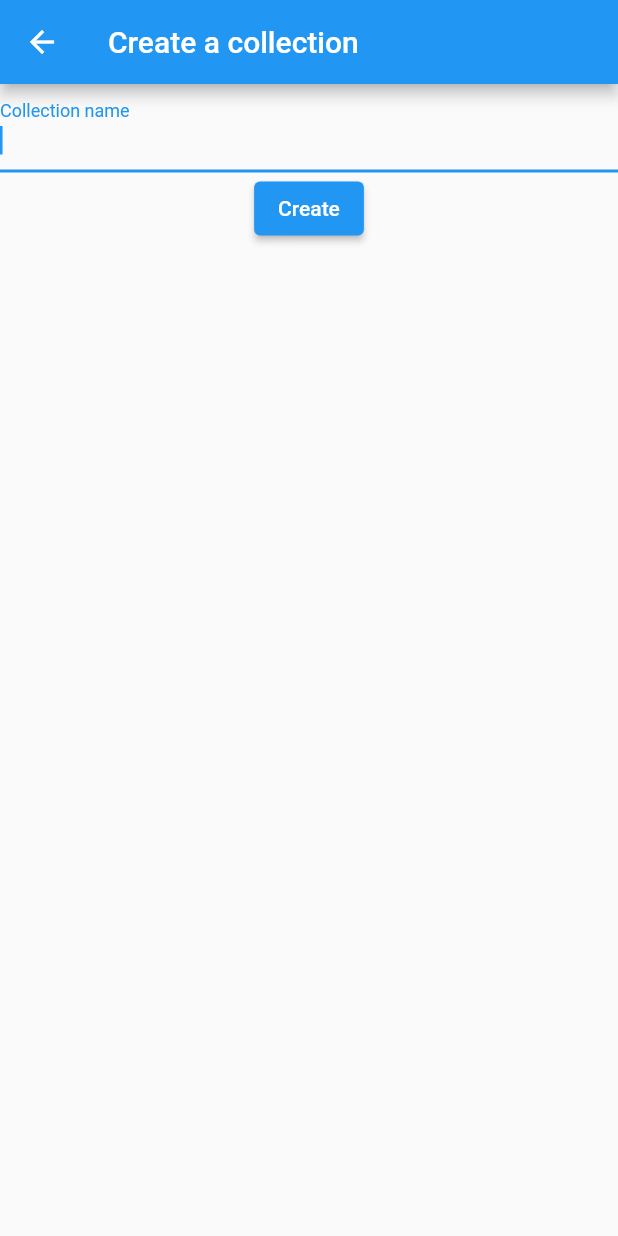
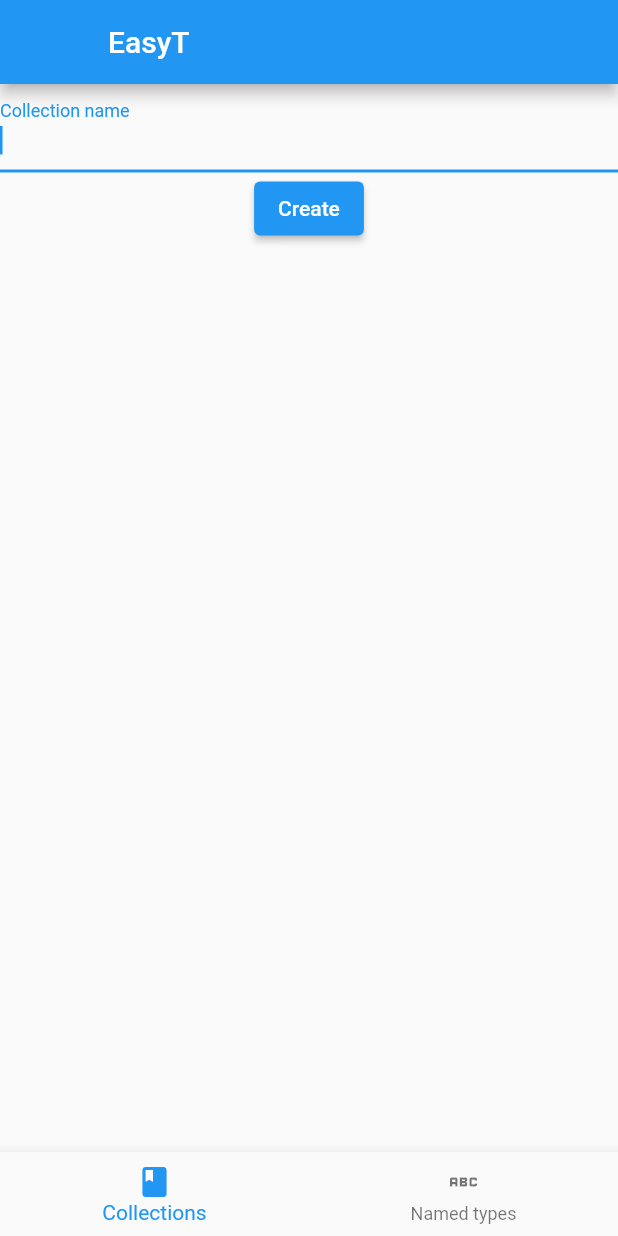
Before and after one commit to gregismotion/easyt-client-android, a Flutter app: the screen it shows after launch, after a tap on the "add" icon, on a phone screen of 412 x 824 dp. Run offline on Flutter 3.47's test engine with Material 2 defaults, Android fonts, the phone set to English and light mode, and no system bars; our stand-ins replace auto_route.

Commit message:
refactor: new nav system

```diff
--- a/lib/main.dart
+++ b/lib/main.dart
@@ -1,5 +1,4 @@
-import 'package:easyt/screens/collections_screen.dart';
-import 'package:easyt/screens/create_collection_screen.dart';
+import 'package:easyt/routes/router.gr.dart';
 import 'package:flutter/material.dart';
 import 'package:provider/provider.dart';
 
@@ -14,14 +13,13 @@ class App extends StatelessWidget {
 
   @override
   Widget build(BuildContext context) {
+    final _appRouter = AppRouter();
+
     return MultiProvider(
-      child: MaterialApp(
+      child: MaterialApp.router(
         title: "EasyT",
-        initialRoute: CollectionsScreen.route,
-        routes: {
-          CollectionsScreen.route: (context) => const CollectionsScreen(),
-          CreateCollectionScreen.route: (context) => const CreateCollectionScreen(),
-        },
+        routerDelegate: _appRouter.delegate(),
+        routeInformationParser: _appRouter.defaultRouteParser(),
       ),
       providers: [ChangeNotifierProvider.value(value: DataProvider())],
     );
--- a/lib/screens/collections_screen.dart
+++ b/lib/screens/collections_screen.dart
@@ -1,12 +1,13 @@
+import 'package:auto_route/annotations.dart';
+import 'package:auto_route/auto_route.dart';
 import 'package:easyt/data/data.dart';
 import 'package:easyt/data/provider.dart';
-import 'package:easyt/screens/create_collection_screen.dart';
+import 'package:easyt/routes/router.gr.dart';
 import 'package:flutter/material.dart';
 import 'package:provider/provider.dart';
 
 class CollectionsScreen extends StatefulWidget {
   const CollectionsScreen({Key? key}) : super(key: key);
-  static const String route = "/collection/list";
 
   @override
   State<CollectionsScreen> createState() => _CollectionsScreenState();
@@ -68,7 +69,8 @@ class _CollectionsScreenState extends State<CollectionsScreen> {
   }
 
   void _createCollection() {
-    Navigator.pushNamed(context, CreateCollectionScreen.route);
+    //Navigator.pushNamed(context, CreateCollectionScreen.route);
+    AutoRouter.of(context).push(const CreateCollectionRoute());
   }
 
   @override
@@ -77,9 +79,6 @@ class _CollectionsScreenState extends State<CollectionsScreen> {
     _collectionReferences.addAll(
         Provider.of<DataProvider>(context).getCollectionReferences(10, ""));
     return Scaffold(
-      appBar: AppBar(
-        title: const Text("Collections"),
-      ),
       body: _buildCollections(),
       floatingActionButton: FloatingActionButton(
         child: const Icon(Icons.add),
--- a/lib/screens/create_collection_screen.dart
+++ b/lib/screens/create_collection_screen.dart
@@ -3,7 +3,6 @@ import 'package:flutter/material.dart';
 
 class CreateCollectionScreen extends StatelessWidget {
   const CreateCollectionScreen({Key? key}) : super(key: key);
-  static const String route = "/collection/create";
 
   Widget _buildForm() {
     return const CreateCollectionForm();
@@ -11,10 +10,6 @@ class CreateCollectionScreen extends StatelessWidget {
 
   @override
   Widget build(BuildContext context) {
-    return Scaffold(
-        appBar: AppBar(
-          title: const Text("Create a collection"),
-        ),
-        body: _buildForm());
+    return _buildForm();
   }
 }
--- /dev/null
+++ b/lib/screens/home_screen.dart
@@ -0,0 +1,29 @@
+import 'package:auto_route/auto_route.dart';
+import 'package:easyt/routes/router.gr.dart';
+import 'package:flutter/material.dart';
+
+class HomeScreen extends StatelessWidget {
+  const HomeScreen({Key? key}) : super(key: key);
+
+  @override
+  Widget build(BuildContext context) {
+    return AutoTabsScaffold(
+      appBarBuilder: (_, tabsRouter) => AppBar(
+        title: const Text("EasyT"),
+        leading: const AutoBackButton(),
+      ),
+      routes: const [CollectionsRouter(), NamedTypesRouter()],
+      bottomNavigationBuilder: (_, tabsRouter) {
+        return BottomNavigationBar(
+            currentIndex: tabsRouter.activeIndex,
+            onTap: tabsRouter.setActiveIndex,
+            items: const [
+              BottomNavigationBarItem(
+                  icon: Icon(Icons.book), label: "Collections"),
+              BottomNavigationBarItem(
+                  icon: Icon(Icons.abc), label: "Named types")
+            ]);
+      },
+    );
+  }
+}
--- a/pubspec.yaml
+++ b/pubspec.yaml
@@ -31,6 +31,7 @@ dependencies:
     sdk: flutter
   uuid: ^3.0.6
   provider: ^6.0.2
+  auto_route: ^3.1.3
 
 
   # The following adds the Cupertino Icons font to your application.
@@ -47,6 +48,8 @@ dev_dependencies:
   # package. See that file for information about deactivating specific lint
   # rules and activating additional ones.
   flutter_lints: ^1.0.0
+  auto_route_generator: ^3.1.3
+  build_runner: ^2.1.8
 
 # For information on the generic Dart part of this file, see the
 # following page: https://dart.dev/tools/pub/pubspec
```
Also changed, not shown: lib/routes/router.dart (added, +27 -0 lines), lib/screens/named_types_screen.dart (added, +15 -0 lines), lib/routes/router.gr.dart (added), pubspec.lock.
